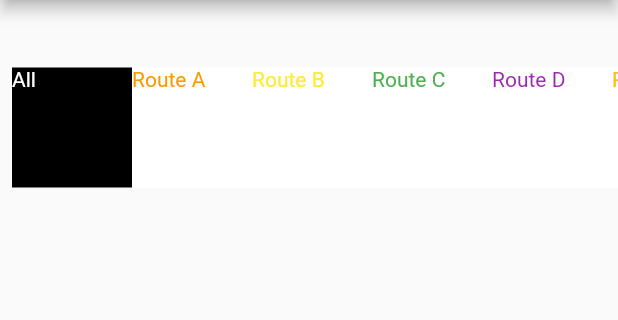
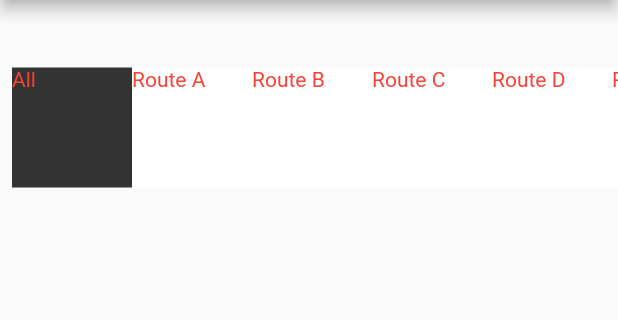
Before and after one commit to DevIdol/custom_tab, a Flutter app: the screen it shows after launch, on a phone screen of 412 x 824 dp, the part 84-404 px from its top. Run offline on Flutter 3.47's test engine with Material 2 defaults, Android fonts, the light colour scheme and no system bars; our stand-ins replace freezed_annotation, hooks_riverpod.

Commit message:
modified code

```diff
--- a/lib/main.dart
+++ b/lib/main.dart
@@ -1,6 +1,5 @@
 import 'package:flutter/material.dart';
 import 'package:hooks_riverpod/hooks_riverpod.dart';
-
 import 'utils/route_type.dart';
 import 'utils/route_type_state.dart';
 
@@ -9,6 +8,8 @@ void main() {
 }
 
 class MyApp extends StatelessWidget {
+  const MyApp({Key? key}) : super(key: key);
+
   @override
   Widget build(BuildContext context) {
     return MaterialApp(
@@ -16,39 +17,23 @@ class MyApp extends StatelessWidget {
       theme: ThemeData(
         primarySwatch: Colors.blue,
       ),
-      home: MyHomePage(),
+      home: const MyHomePage(),
     );
   }
 }
 
 class MyHomePage extends ConsumerWidget {
+  const MyHomePage({Key? key}) : super(key: key);
+
   @override
   Widget build(BuildContext context, WidgetRef ref) {
+    final routeTypeStateNotifier =
+        ref.read(routeTypeStateNotifierProvider.notifier);
     final routeTypeState = ref.watch(routeTypeStateNotifierProvider);
-
-    // Check if all other tabs are unselected
-    final areOtherTabsUnselected = RouteType.values
-        .where((route) => route != RouteType.All)
-        .every((route) => !routeTypeState.selectedRouteTypes.contains(route));
-
-    // Check if only RouteType.All is selected
-    final isOnlyRouteTypeAllSelected =
-        routeTypeState.selectedRouteTypes.length == 1 &&
-            routeTypeState.selectedRouteTypes.contains(RouteType.All);
-
-    // Update the state to meet the requirements
-    WidgetsBinding.instance.addPostFrameCallback((_) {
-      if (areOtherTabsUnselected && !isOnlyRouteTypeAllSelected) {
-        ref.read(routeTypeStateNotifierProvider.notifier).clearRouteTypes();
-        ref
-            .read(routeTypeStateNotifierProvider.notifier)
-            .addOrRemove(RouteType.All);
-      }
-    });
 
     return Scaffold(
       appBar: AppBar(
-        title: Text('Route Types'),
+        title: const Text('Route Types'),
       ),
       body: SingleChildScrollView(
         scrollDirection: Axis.horizontal,
@@ -59,27 +44,34 @@ class MyHomePage extends ConsumerWidget {
             children: RouteType.values.map((route) {
               final isSelected =
                   routeTypeState.selectedRouteTypes.contains(route);
+              final isAllSelected =
+                  routeTypeState.selectedRouteTypes.contains(RouteType.All);
+
+              Color containerColor = Colors.white;
+              if (isAllSelected && route == RouteType.All) {
+                containerColor = RouteTypeData.typeData[RouteType.All]!.color;
+              } else if (!isAllSelected && isSelected) {
+                containerColor = RouteTypeData.typeData[route]!.color;
+              }
+
               return GestureDetector(
                 onTap: () {
-                  ref
-                      .read(routeTypeStateNotifierProvider.notifier)
-                      .toggleRouteType(route);
+                  routeTypeStateNotifier.addOrRemove(route);
                 },
                 child: Container(
                   width: 80,
                   height: 80,
                   decoration: BoxDecoration(
                     shape: BoxShape.rectangle,
-                    color: isSelected
-                        ? RouteTypeData.typeData[route]!.color
-                        : Colors.white,
+                    color: containerColor,
                   ),
                   child: Text(
                     RouteTypeData.typeData[route]!.routeName,
                     style: TextStyle(
-                        color: isSelected
-                            ? Colors.white
-                            : RouteTypeData.typeData[route]!.color),
+                      color: isSelected
+                          ? Colors.red
+                          : RouteTypeData.typeData[route]!.color,
+                    ),
                   ),
                 ),
               );
--- a/lib/utils/route_type.dart
+++ b/lib/utils/route_type.dart
@@ -1,28 +1,74 @@
 import 'package:flutter/material.dart';
+import 'constants.dart';
 
-enum RouteType { All, A, B, C, D, E, F }
+enum RouteType {
+  // ignore: constant_identifier_names
+  All,
+  A,
+  B,
+  C,
+  D,
+  E,
+  F,
+}
 
 class RouteTypeInfo {
   final Color color;
+  final IconData iconData;
+  final int scrollIndex;
   final String routeName;
 
-  const RouteTypeInfo({
+  RouteTypeInfo({
     required this.color,
+    required this.iconData,
+    required this.scrollIndex,
     required this.routeName,
   });
 }
 
 class RouteTypeData {
   static final Map<RouteType, RouteTypeInfo> typeData = {
-    RouteType.All: const RouteTypeInfo(color: Colors.black, routeName: 'All'),
-    RouteType.A:
-        const RouteTypeInfo(color: Colors.orange, routeName: 'Route A'),
-    RouteType.B:
-        const RouteTypeInfo(color: Colors.yellow, routeName: 'Route B'),
-    RouteType.C: const RouteTypeInfo(color: Colors.green, routeName: 'Route C'),
-    RouteType.D:
-        const RouteTypeInfo(color: Colors.purple, routeName: 'Route D'),
-    RouteType.E: const RouteTypeInfo(color: Colors.amber, routeName: 'Route E'),
-    RouteType.F: const RouteTypeInfo(color: Colors.blue, routeName: 'Route F'),
+    RouteType.All: RouteTypeInfo(
+      color: Color(0xFF333333),
+      iconData: Icons.all_inclusive,
+      scrollIndex: 0,
+      routeName: 'All',
+    ),
+    RouteType.A: RouteTypeInfo(
+      color: AppColor.routeAOrange,
+      iconData: Icons.directions_bus,
+      scrollIndex: 1,
+      routeName: 'Route A',
+    ),
+    RouteType.B: RouteTypeInfo(
+      color: AppColor.routeBYellow,
+      iconData: Icons.directions_bus,
+      scrollIndex: 2,
+      routeName: 'Route B',
+    ),
+    RouteType.C: RouteTypeInfo(
+      color: AppColor.routeCGreen,
+      iconData: Icons.directions_bus,
+      scrollIndex: 3,
+      routeName: 'Route C',
+    ),
+    RouteType.D: RouteTypeInfo(
+      color: AppColor.routeDPurple,
+      iconData: Icons.directions_bus,
+      scrollIndex: 4,
+      routeName: 'Route D',
+    ),
+    RouteType.E: RouteTypeInfo(
+      color: AppColor.routeEDarkYellow,
+      iconData: Icons.directions_bus,
+      scrollIndex: 5,
+      routeName: 'Route E',
+    ),
+    RouteType.F: RouteTypeInfo(
+      color: AppColor.routeFBlue,
+      iconData: Icons.directions_bus,
+      scrollIndex: 6,
+      routeName: 'Route F',
+    ),
   };
 }
--- a/pubspec.yaml
+++ b/pubspec.yaml
@@ -36,6 +36,7 @@ dependencies:
   # Use with the CupertinoIcons class for iOS style icons.
   cupertino_icons: ^1.0.2
   hooks_riverpod: ^2.3.6
+  freezed_annotation: ^2.2.0
 
 dev_dependencies:
   flutter_test:
@@ -47,6 +48,8 @@ dev_dependencies:
   # package. See that file for information about deactivating specific lint
   # rules and activating additional ones.
   flutter_lints: ^2.0.0
+  build_runner: ^2.4.4
+  freezed: ^2.3.4
 
 # For information on the generic Dart part of this file, see the
 # following page: https://dart.dev/tools/pub/pubspec
```
Also changed, not shown: lib/utils/extra.dart (deleted, +0 -212 lines), lib/utils/route_tab.dart (deleted, +0 -27 lines), lib/utils/route_type_state.dart (+74 -45 lines), lib/utils/state.dart (added, +10 -0 lines), lib/utils/state.freezed.dart (added), pubspec.lock.
